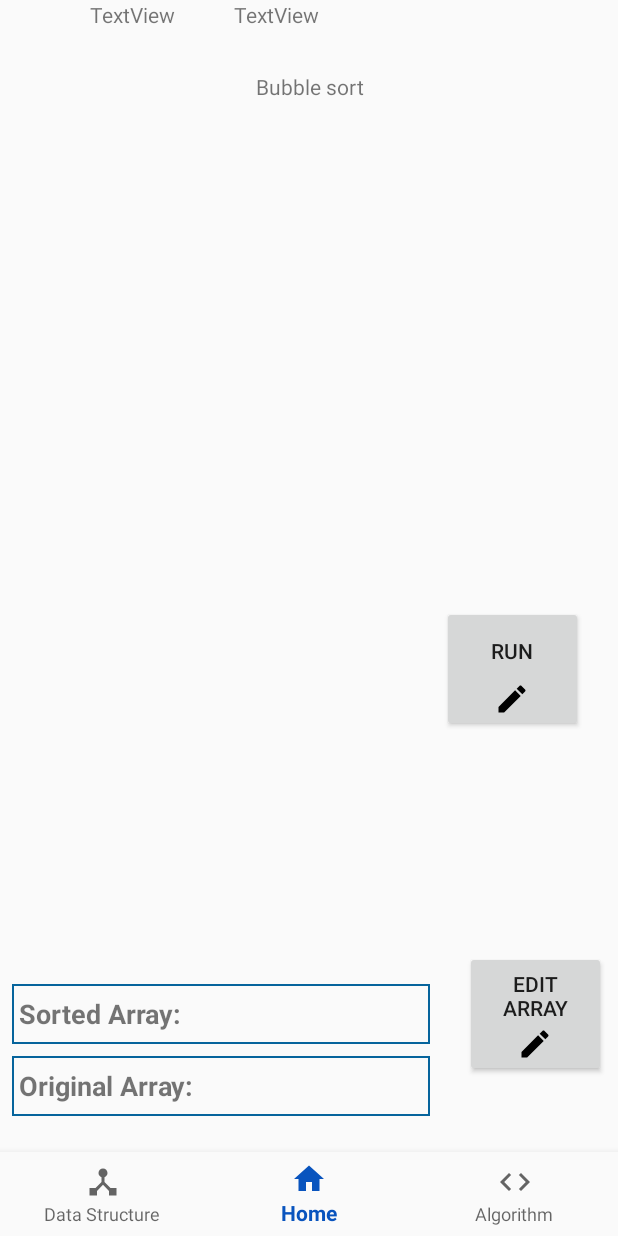
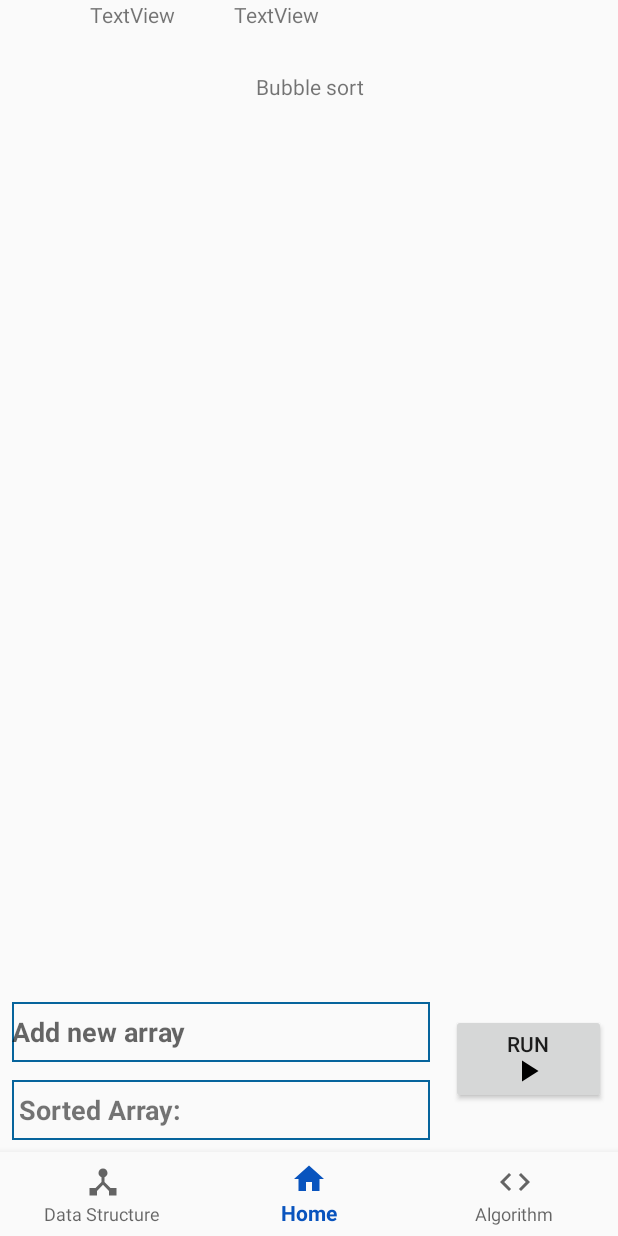
Before and after one commit to Namste-Inc/Data-Structure-and-Algorithm-app, an Android app: the fragment BubbleSortFragment placed in its activity, on a phone screen of 412 x 824 dp. Run offline under Robolectric (Android 15) with nearby library versions, the phone set to English and light mode, and no system bars.

Commit message:
Added edit array functionality.

```diff
--- /dev/null
+++ b/app/src/main/res/drawable/ic_play_arrow_black_24dp.xml
@@ -0,0 +1,9 @@
+<vector xmlns:android="http://schemas.android.com/apk/res/android"
+        android:width="24dp"
+        android:height="24dp"
+        android:viewportWidth="24.0"
+        android:viewportHeight="24.0">
+    <path
+        android:fillColor="#FF000000"
+        android:pathData="M8,5v14l11,-7z"/>
+</vector>
--- a/app/src/main/res/layout/fragment_bubble_sort.xml
+++ b/app/src/main/res/layout/fragment_bubble_sort.xml
@@ -30,16 +30,17 @@
         android:layout_marginRight="125dp"
         android:layout_marginBottom="8dp"
         android:background="@drawable/border"
+        android:enabled="true"
         android:gravity="left|center"
         android:text=" Sorted Array:"
         android:textSize="18dp"
         android:textStyle="bold"
-        app:layout_constraintBottom_toTopOf="@+id/textView5"
+        app:layout_constraintBottom_toBottomOf="parent"
         app:layout_constraintEnd_toEndOf="parent"
-        app:layout_constraintHorizontal_bias="0.0"
+        app:layout_constraintHorizontal_bias="1.0"
         app:layout_constraintStart_toStartOf="parent" />
 
-    <TextView
+    <EditText
         android:id="@+id/textView5"
         android:layout_width="match_parent"
         android:layout_height="40dp"
@@ -47,13 +48,16 @@
         android:layout_marginLeft="8dp"
         android:layout_marginEnd="125dp"
         android:layout_marginRight="125dp"
-        android:layout_marginBottom="24dp"
+        android:layout_marginBottom="12dp"
         android:background="@drawable/border"
+        android:digits="0123456789,"
         android:gravity="left|center"
-        android:text=" Original Array:"
+        android:hint="Add new array"
+        android:imeOptions="actionDone"
+        android:inputType="number"
         android:textSize="18dp"
         android:textStyle="bold"
-        app:layout_constraintBottom_toBottomOf="parent"
+        app:layout_constraintBottom_toTopOf="@+id/textView4"
         app:layout_constraintEnd_toEndOf="parent"
         app:layout_constraintHorizontal_bias="0.0"
         app:layout_constraintStart_toStartOf="parent" />
@@ -77,36 +81,23 @@
 
 
     <Button
-        android:id="@+id/button"
-        android:layout_width="94dp"
-        android:layout_height="84dp"
+        android:id="@+id/button1"
+        android:layout_width="103dp"
+        android:layout_height="60dp"
         android:layout_marginStart="8dp"
         android:layout_marginLeft="8dp"
+        android:layout_marginTop="8dp"
         android:layout_marginEnd="8dp"
         android:layout_marginRight="8dp"
-        android:drawableBottom="@drawable/ic_edit_black_24dp"
-        android:text="Edit Array"
+        android:layout_marginBottom="8dp"
+        android:drawableBottom="@drawable/ic_play_arrow_black_24dp"
+        android:text="Run"
         app:layout_constraintBottom_toBottomOf="@+id/textView4"
         app:layout_constraintEnd_toEndOf="parent"
         app:layout_constraintHorizontal_bias="1.0"
         app:layout_constraintStart_toEndOf="@+id/textView5"
-        app:layout_constraintTop_toTopOf="@+id/textView4" />
-
-    <Button
-        android:id="@+id/button1"
-        android:layout_width="94dp"
-        android:layout_height="84dp"
-        android:layout_marginStart="8dp"
-        android:layout_marginLeft="8dp"
-        android:layout_marginEnd="8dp"
-        android:layout_marginRight="8dp"
-        android:layout_marginBottom="208dp"
-        android:drawableBottom="@drawable/ic_edit_black_24dp"
-        android:text="Run"
-        app:layout_constraintBottom_toBottomOf="@+id/textView4"
-        app:layout_constraintEnd_toEndOf="parent"
-        app:layout_constraintHorizontal_bias="0.0"
-        app:layout_constraintStart_toEndOf="@+id/textView5" />
+        app:layout_constraintTop_toTopOf="@+id/textView5"
+        app:layout_constraintVertical_bias="0.0" />
 
     <TextView
         android:id="@+id/textView6"
```
Also changed, not shown: app/src/main/java/com/example/lugdu/datastructuresandalgorithms/algo/Sort/BubbleSortFragment.java (+65 -15 lines), 98 other files.
